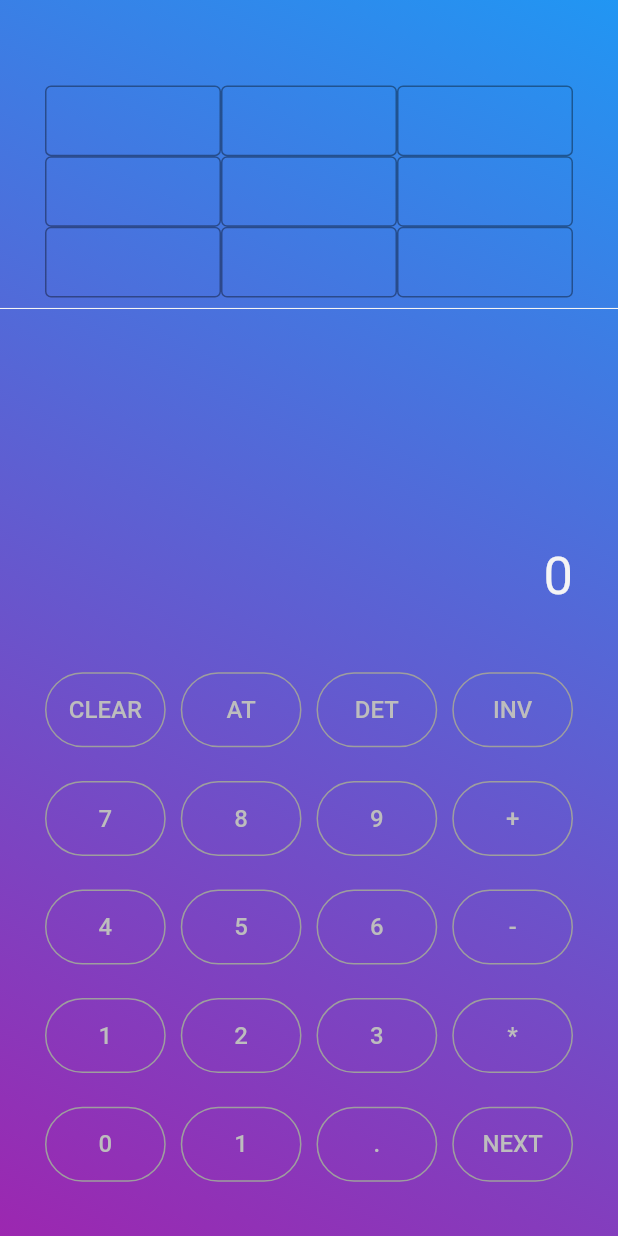
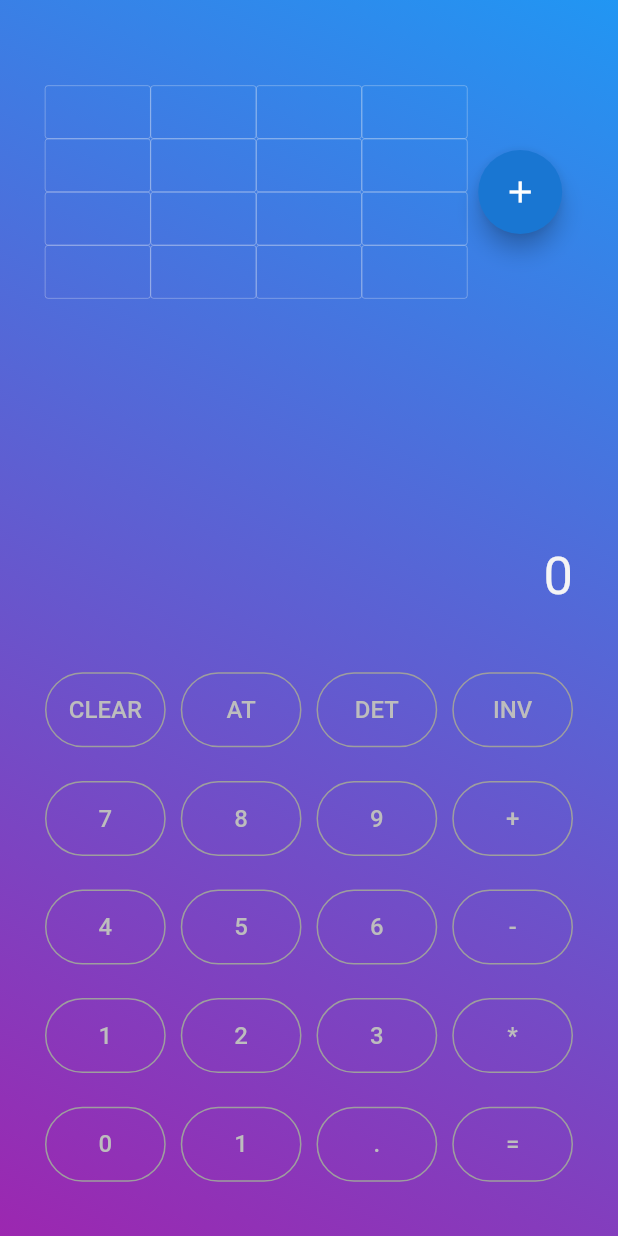
Before and after one commit to dinahcj/MatrixCalculator, a Flutter app: the screen it shows after launch, on a phone screen of 412 x 824 dp. Run offline on Flutter 3.47's test engine with Material 2 defaults, Android fonts, the phone set to English and light mode, and no system bars.

Commit message:
added button to retrieve form data

```diff
--- a/lib/ matrix.dart
+++ b/lib/ matrix.dart
@@ -17,6 +17,22 @@ class MatrixFormState extends State<MatrixForm> {
   // Note: This is a `GlobalKey<FormState>`,
   // not a GlobalKey<MyCustomFormState>.
   final _newMatrix = GlobalKey<FormState>();
+  final myController = TextEditingController();
+
+  /* final Widget matrixElement = Expanded(
+    child: TextFormField(
+      decoration: InputDecoration(
+        fillColor: Colors.grey[400],
+        border: OutlineInputBorder(),
+      ), //controller: myController.text(),
+    ),
+  ); */
+
+  void dispose() {
+    // Clean up the controller when the widget is disposed.
+    myController.dispose();
+    super.dispose();
+  }
 
   @override
   Widget build(BuildContext context) {
@@ -24,12 +40,12 @@ class MatrixFormState extends State<MatrixForm> {
       key: _newMatrix,
       child: Center(
         child: Container(
-          alignment: Alignment.bottomRight,
           child: Row(
             children: [
               Expanded(
                 child: Column(
                   children: [
+                    MatrixElement(),
                     MatrixElement(),
                     MatrixElement(),
                     MatrixElement(),
@@ -42,6 +58,7 @@ class MatrixFormState extends State<MatrixForm> {
                     MatrixElement(),
                     MatrixElement(),
                     MatrixElement(),
+                    MatrixElement(),
                   ],
                 ),
               ),
@@ -51,7 +68,36 @@ class MatrixFormState extends State<MatrixForm> {
                     MatrixElement(),
                     MatrixElement(),
                     MatrixElement(),
+                    MatrixElement(),
                   ],
+                ),
+              ),
+              Expanded(
+                child: Column(
+                  children: [
+                    MatrixElement(),
+                    MatrixElement(),
+                    MatrixElement(),
+                    MatrixElement(),
+                  ],
+                ),
+              ),
+              Expanded(
+                child: FloatingActionButton(
+                  backgroundColor: Colors.blue[700],
+                  onPressed: () {
+                    return showDialog(
+                      context: context,
+                      builder: (context) {
+                        return AlertDialog(
+                          // Retrieve the text the user has entered by using the
+                          // TextEditingController.
+                          content: Text(myController.text),
+                        );
+                      },
+                    );
+                  },
+                  child: Icon(Icons.add),
                 ),
               ),
             ],
@@ -66,11 +112,18 @@ class MatrixElement extends StatelessWidget {
   @override
   Widget build(BuildContext context) {
     return Expanded(
-      child: TextField(
+      child: TextFormField(
         decoration: InputDecoration(
-          fillColor: Colors.blue[900],
+          fillColor: Colors.grey[400],
           border: OutlineInputBorder(),
-        ),
+          enabledBorder: OutlineInputBorder(
+            borderRadius: BorderRadius.circular(2),
+            borderSide: BorderSide(
+              color: Colors.grey[100],
+              width: 0.2,
+            ),
+          ),
+        ), //controller: myController,
       ),
     );
   }
--- a/lib/keypad.dart
+++ b/lib/keypad.dart
@@ -54,7 +54,7 @@ class Keypad extends StatelessWidget {
                 Expanded(child: LiteralButton('0')),
                 Expanded(child: LiteralButton('1')),
                 Expanded(child: LiteralButton('.')),
-                Expanded(child: OperatorButton('NEXT')),
+                Expanded(child: OperatorButton('=')),
               ],
             ),
           ),
@@ -64,6 +64,7 @@ class Keypad extends StatelessWidget {
   }
 }
 
+// ignore: must_be_immutable
 class LiteralButton extends StatelessWidget {
   //Buttons 0-9 and "."
   String buttonLabel;
@@ -103,6 +104,7 @@ class LiteralButton extends StatelessWidget {
   }
 }
 
+// ignore: must_be_immutable
 class OperatorButton extends StatelessWidget {
   String buttonLabel;
   var buttonOperation;
@@ -113,8 +115,6 @@ class OperatorButton extends StatelessWidget {
 
   @override
   Widget build(BuildContext context) {
-    Color customColor = const Color(0xFF42A5F5);
-
     return Container(
       margin: EdgeInsets.only(left: 5, right: 5),
       padding: const EdgeInsets.only(left: 5, right: 5),
--- a/lib/main.dart
+++ b/lib/main.dart
@@ -26,7 +26,9 @@ class MyApp extends StatelessWidget {
                 Expanded(
                   flex: 3,
                   child: Container(
-                      constraints: BoxConstraints.expand(), child: Screen()),
+                    constraints: BoxConstraints.expand(),
+                    child: Screen(),
+                  ),
                 ),
                 Expanded(
                   flex: 3,
@@ -35,7 +37,7 @@ class MyApp extends StatelessWidget {
                     constraints: BoxConstraints.expand(),
                     child: Center(child: Keypad()),
                   ),
-                )
+                ),
               ],
             ),
           ),
--- a/lib/screen.dart
+++ b/lib/screen.dart
@@ -1,24 +1,14 @@
 import 'package:flutter/material.dart';
-import 'package:app/main.dart';
 import 'package:app/ matrix.dart';
 
 class Screen extends StatelessWidget {
-  /* Top half of app is the calculator screen
-    * When clearing Screen should new instance be
-    * generated & rendered?
+  /* When clearing Screen should new instance be
+  * generated & rendered?
   */
 
   final Widget screenInputArea = Container(
     // Displays the values input by the user at the top
     padding: EdgeInsets.only(top: 7, right: 30, left: 30, bottom: 7),
-    decoration: BoxDecoration(
-      border: Border(
-        bottom: BorderSide(
-          width: 0.7,
-          color: Colors.grey[100],
-        ),
-      ),
-    ),
     child: MatrixForm(),
   );
 
@@ -27,7 +17,8 @@ class Screen extends StatelessWidget {
     padding: EdgeInsets.only(top: 7, right: 30, left: 30, bottom: 7),
     child: Center(
       child: Container(
-        child: OutputSolution('0'), /* will be changed to display solution */
+        /* will be changed to display solution */
+        child: OutputSolution('0'),
       ),
     ),
   );
@@ -58,6 +49,7 @@ class Screen extends StatelessWidget {
   }
 }
 
+// ignore: must_be_immutable
 class OutputSolution extends StatelessWidget {
   String output;
 
@@ -81,6 +73,7 @@ class OutputSolution extends StatelessWidget {
   }
 }
 
+// ignore: must_be_immutable
 class InputValue extends StatelessWidget {
   String input;
 
```
Also changed, not shown: 8 other files.
